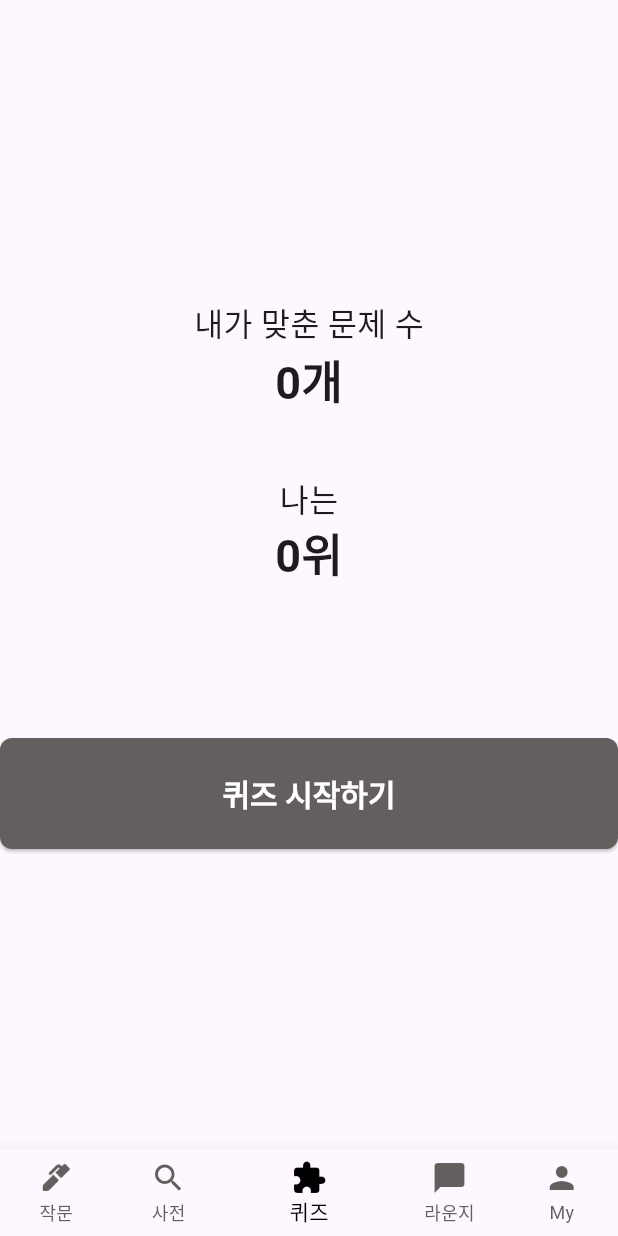
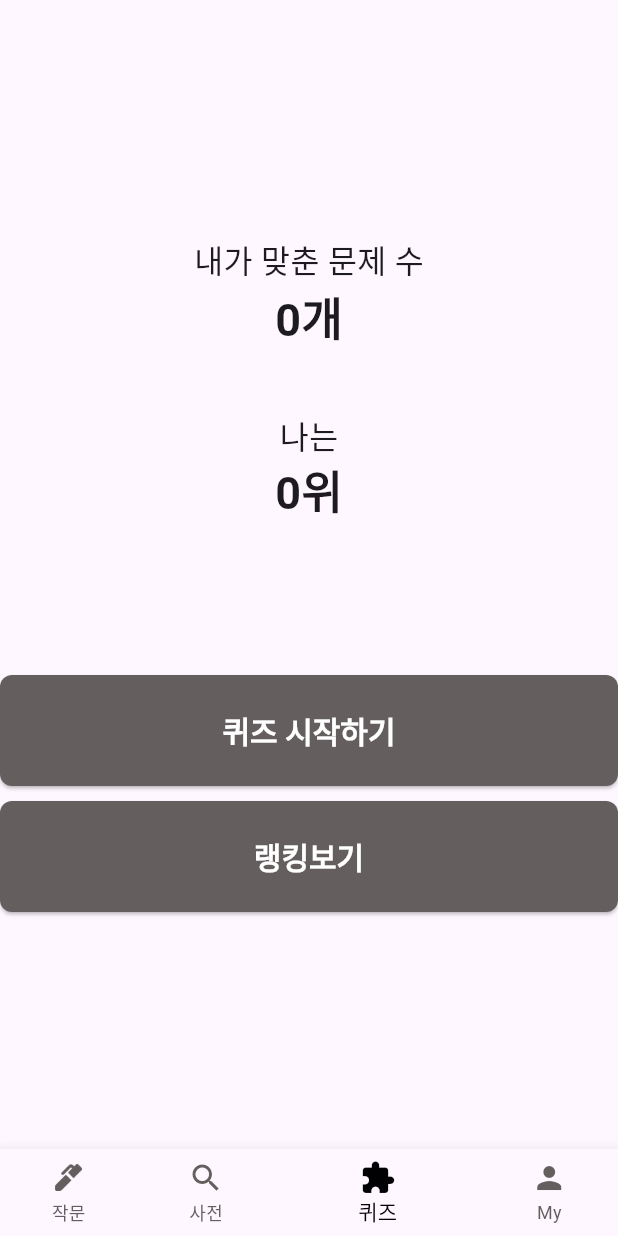
Before and after one commit to Writing-Flow/Flutter, a Flutter app: the screen it shows after launch, item 3 of the bottom bar chosen, on a phone screen of 412 x 824 dp. Run offline on Flutter 3.47's test engine with Material 3 defaults, Android fonts, the phone set to English and light mode, and no system bars; our stand-ins replace flutter_native_splash, get, sqflite; accounts and stored records are empty.

Commit message:
feat: 랭킹보기 기능 구현

```diff
--- /dev/null
+++ b/lib/src/models/rank_model.dart
@@ -0,0 +1,14 @@
+class RankModel {
+  late String name;
+  late int score;
+
+  RankModel({
+    required this.name,
+    required this.score,
+  });
+
+  RankModel.parse(Map m) {
+    name = m['name'] ?? '';
+    score = m['score'] ?? '';
+  }
+}
--- a/lib/src/screens/home/home.dart
+++ b/lib/src/screens/home/home.dart
@@ -11,7 +11,7 @@ final List<BottomNavigationBarItem> myTabs = [
   const BottomNavigationBarItem(icon: ImageIcon(AssetImage('asset/images/navigation_bar/ink_pen.png')), label: '작문'),
   const BottomNavigationBarItem(icon: Icon(Icons.search), label: '사전'),
   const BottomNavigationBarItem(icon: Icon(Icons.extension), label: '퀴즈'),
-  const BottomNavigationBarItem(icon: Icon(Icons.chat_bubble), label: '라운지'),
+  // const BottomNavigationBarItem(icon: Icon(Icons.chat_bubble), label: '라운지'),
   const BottomNavigationBarItem(icon: Icon(Icons.person), label: 'My'),
 ];
 
@@ -19,7 +19,7 @@ final List<Widget> myTabItems = [
   WritingIntro(),
   DictionarySearch(),
   QuizIntro(),
-  Center(child: Text('라운지')),
+  // Center(child: Text('라운지')),
   MyPage()
 ];
 
--- a/lib/src/screens/home/quiz/quiz_intro.dart
+++ b/lib/src/screens/home/quiz/quiz_intro.dart
@@ -30,7 +30,13 @@ class _QuizIntroState extends State<QuizIntro> {
               ElevatedButton(
                 onPressed: quizController.quizRequest,
                 child: Text('퀴즈 시작하기'),
-              )
+              ),
+              SizedBox(height: 10),
+              ElevatedButton(
+                onPressed: quizController.rankRequest,
+                child: Text('랭킹보기')
+              ),
+
             ],
           ),
         ),
--- a/lib/src/shared/global.dart
+++ b/lib/src/shared/global.dart
@@ -2,5 +2,5 @@ class Global{
 
   static String accessToken = '';
   static const String baseUrl = 'https://cc8b-220-94-221-198.ngrok-free.app';
-  static String nickName = '퀴즈왕';
+  static String nickName = '단어왕';
 }
```
Also changed, not shown: lib/src/controllers/quiz_controller.dart (+27 -0 lines), lib/src/providers/quiz_provider.dart (+14 -0 lines), lib/src/screens/home/rank/rank_intro.dart (added, +38 -0 lines), lib/src/screens/home/rank/rank_list_item.dart (added, +41 -0 lines).
